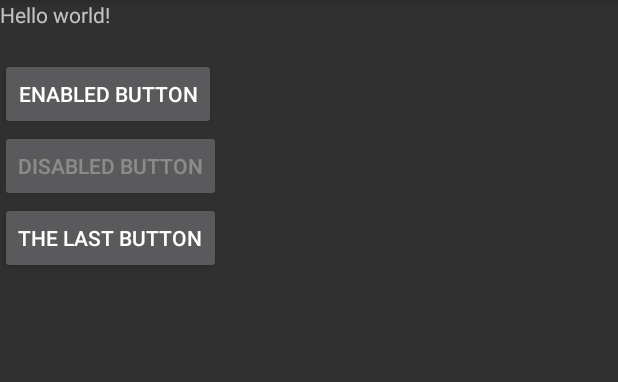
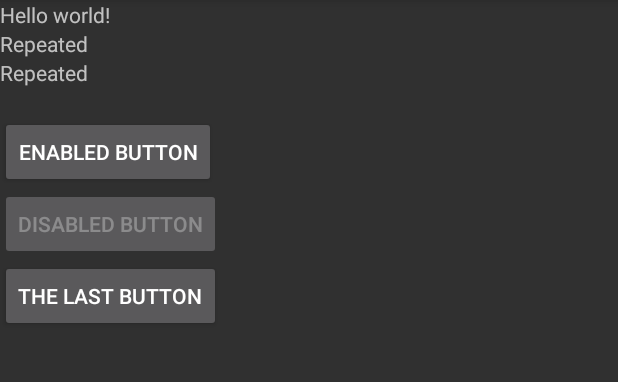
Before and after one commit to AdevintaSpain/Barista, an Android app: the SomeViewsWithDifferentVisibilitesActivity screen opened directly, with no data from a screen before it, on a phone screen of 412 x 824 dp, the part 84-466 px from its top. Run offline under Robolectric (Android 15) with nearby library versions, the light colour scheme and no system bars.

Commit message:
Accept repeated views (#38)
* Created test to reproduce the issue in #37

https://github.com/SchibstedSpain/Barista/issues/37

* Fixed failing test with firstOf matcher

* Create failing test to reproduce wrong behavior with firstOf

* Fixed failing test by using allOf matcher

By including the isDisplayed condition as a requirement for onView, we filter any views that matches the text but are not displayed.
A bit tricky though.

* Renamed firstOf to firstViewOf

Because the usage is different from allOf. It's not a matcher filter, but a view filter.

* Remove an unneeded parenthesis

* Handle assertDisplayed for repeated texts by string resource

* Added precondition for gone view in repeated views test

```diff
--- a/library/src/main/java/com/schibsted/spain/barista/BaristaAssertions.java
+++ b/library/src/main/java/com/schibsted/spain/barista/BaristaAssertions.java
@@ -18,6 +18,8 @@ import static android.support.test.espresso.matcher.ViewMatchers.isEnabled;
 import static android.support.test.espresso.matcher.ViewMatchers.withHint;
 import static android.support.test.espresso.matcher.ViewMatchers.withId;
 import static android.support.test.espresso.matcher.ViewMatchers.withText;
+import static com.schibsted.spain.barista.custom.HelperMatchers.firstViewOf;
+import static org.hamcrest.Matchers.allOf;
 import static org.hamcrest.core.IsNot.not;
 import static org.junit.Assert.fail;
 
@@ -29,14 +31,14 @@ public class BaristaAssertions {
     if (isIdResource(id)) {
       onView(withId(id)).check(matches(isDisplayed()));
     } else if (isStringResource(id)) {
-      onView(withText(id)).check(matches(isDisplayed()));
+      onView(firstViewOf(allOf(withText(id), isDisplayed()))).check(matches(isDisplayed()));
     } else {
       throw new BaristaArgumentTypeException();
     }
   }
 
   public static void assertDisplayed(String text) {
-    onView(withText(text)).check(matches(isDisplayed()));
+    onView(firstViewOf(allOf(withText(text), isDisplayed()))).check(matches(isDisplayed()));
   }
 
   public static void assertNotExist(int id) {
--- a/sample/src/main/res/layout/activity_main.xml
+++ b/sample/src/main/res/layout/activity_main.xml
@@ -9,6 +9,25 @@
       android:layout_width="wrap_content"
       android:layout_height="wrap_content"
       android:text="@string/hello_world"/>
+  <TextView
+      android:id="@+id/repeated_view_1_gone"
+      android:layout_width="wrap_content"
+      android:layout_height="wrap_content"
+      android:visibility="gone"
+      android:text="@string/repeated"
+      />
+  <TextView
+      android:id="@+id/repeated_view_2"
+      android:layout_width="wrap_content"
+      android:layout_height="wrap_content"
+      android:text="@string/repeated"
+      />
+  <TextView
+      android:id="@+id/repeated_view_3"
+      android:layout_width="wrap_content"
+      android:layout_height="wrap_content"
+      android:text="@string/repeated"
+      />
 
   <TextView
       android:id="@+id/invisible_view"
--- a/sample/src/main/res/values/strings.xml
+++ b/sample/src/main/res/values/strings.xml
@@ -1,6 +1,7 @@
 <resources>
   <string name="app_name">Barista</string>
   <string name="hello_world">Hello world!</string>
+  <string name="repeated">Repeated</string>
   <string name="im_invisible">I\'m invisible!</string>
   <string name="unknown">Unknown</string>
   <string name="enabled_button">Enabled button</string>
```
Also changed, not shown: library/src/main/java/com/schibsted/spain/barista/custom/HelperMatchers.java (+20 -0 lines), 1 other file.
